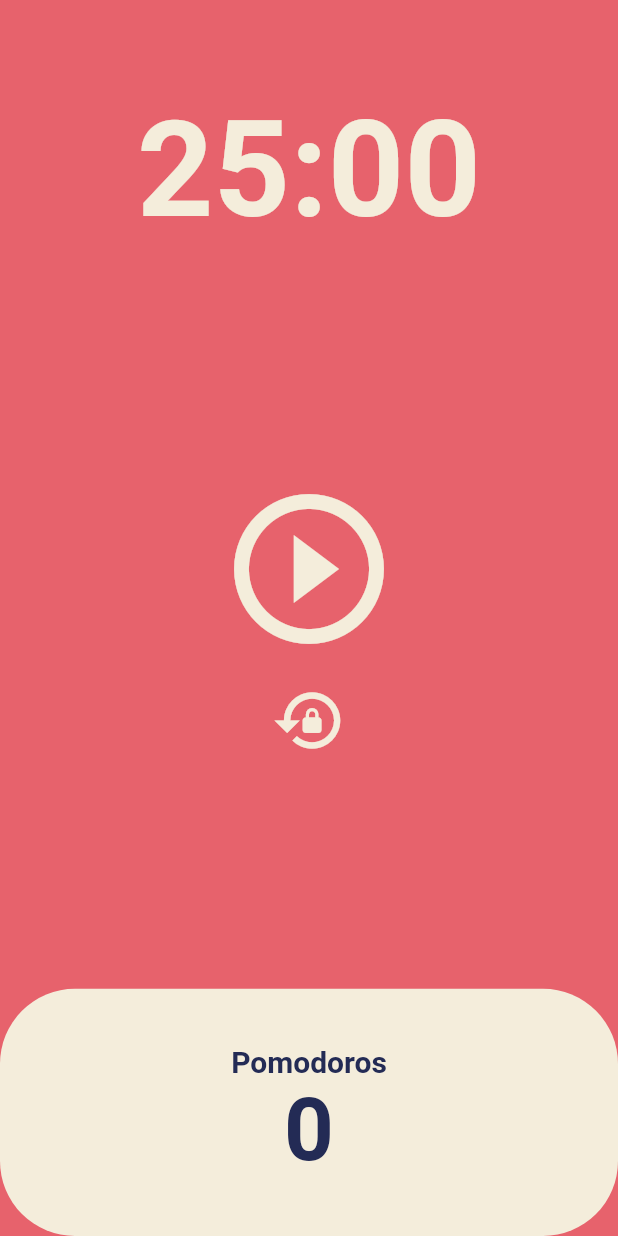
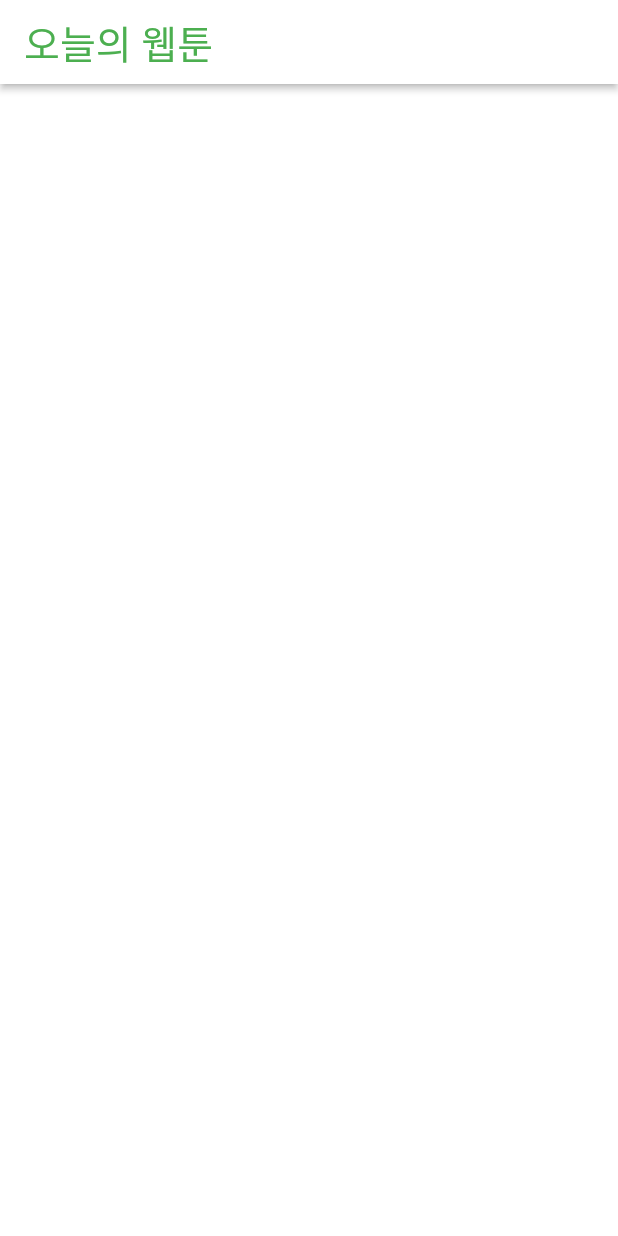
Before and after one commit to mochafreddo/toonflix, a Flutter app: the screen it shows after launch, on a phone screen of 412 x 824 dp. Run offline on Flutter 3.47's test engine with Material 2 defaults, Android fonts, the phone set to English and light mode, and no system bars.

Commit message:
6.1 / WEBTOON APP / AppBar

```diff
--- a/lib/main.dart
+++ b/lib/main.dart
@@ -10,18 +10,8 @@ class App extends StatelessWidget {
 
   @override
   Widget build(BuildContext context) {
-    return MaterialApp(
-      theme: ThemeData(
-        textTheme: const TextTheme(
-          displayLarge: TextStyle(
-            color: Color(0xFF232B55),
-          ),
-        ),
-        cardColor: const Color(0xFFF4EDDB),
-        colorScheme:
-            ColorScheme.fromSwatch(backgroundColor: const Color(0xFFE7626C)),
-      ),
-      home: const HomeScreen(),
+    return const MaterialApp(
+      home: HomeScreen(),
     );
   }
 }
--- a/lib/screens/home_screen.dart
+++ b/lib/screens/home_screen.dart
@@ -1,154 +1,20 @@
-import 'dart:async';
-
 import 'package:flutter/material.dart';
 
-class HomeScreen extends StatefulWidget {
+class HomeScreen extends StatelessWidget {
   const HomeScreen({super.key});
-
-  @override
-  State<HomeScreen> createState() => _HomeScreenState();
-}
-
-class _HomeScreenState extends State<HomeScreen> {
-  static const twentyFiveMinutes = 1500;
-  int totalSeconds = twentyFiveMinutes;
-  bool isRunning = false;
-  int totalPomodoros = 0;
-  late Timer timer;
-
-  void onTick(Timer timer) {
-    if (totalSeconds == 0) {
-      setState(() {
-        totalPomodoros = totalPomodoros + 1;
-        isRunning = false;
-        totalSeconds = twentyFiveMinutes;
-      });
-      timer.cancel();
-    } else {
-      setState(() {
-        totalSeconds = totalSeconds - 1;
-      });
-    }
-  }
-
-  void onStartPressed() {
-    timer = Timer.periodic(
-      const Duration(seconds: 1),
-      onTick,
-    );
-    setState(() {
-      isRunning = true;
-    });
-  }
-
-  void onPausePressed() {
-    timer.cancel();
-    setState(() {
-      isRunning = false;
-    });
-  }
-
-  void onReset() {
-    setState(() {
-      if (isRunning) {
-        timer.cancel();
-        isRunning = false;
-      }
-      totalSeconds = twentyFiveMinutes;
-      totalPomodoros = 0;
-    });
-  }
-
-  String format(int seconds) {
-    var duration = Duration(seconds: seconds);
-    return duration.toString().split(".").first.substring(2, 7);
-  }
 
   @override
   Widget build(BuildContext context) {
     return Scaffold(
-      backgroundColor: Theme.of(context).colorScheme.background,
-      body: Column(
-        children: [
-          Flexible(
-            flex: 1,
-            child: Container(
-              alignment: Alignment.bottomCenter,
-              child: Text(
-                format(totalSeconds),
-                style: TextStyle(
-                  color: Theme.of(context).cardColor,
-                  fontSize: 89,
-                  fontWeight: FontWeight.w600,
-                ),
-              ),
-            ),
-          ),
-          Flexible(
-            flex: 3,
-            child: Center(
-              child: Column(
-                mainAxisAlignment: MainAxisAlignment.center,
-                children: [
-                  IconButton(
-                    iconSize: 120,
-                    color: Theme.of(context).cardColor,
-                    onPressed: isRunning ? onPausePressed : onStartPressed,
-                    icon: Icon(
-                      isRunning
-                          ? Icons.pause_circle_outline
-                          : Icons.play_circle_outline,
-                    ),
-                  ),
-                  IconButton(
-                    iconSize: 50,
-                    color: Theme.of(context).cardColor,
-                    onPressed: onReset,
-                    icon: const Icon(Icons.lock_reset),
-                  ),
-                ],
-              ),
-            ),
-          ),
-          Flexible(
-            flex: 1,
-            child: Row(
-              children: [
-                Expanded(
-                  child: Container(
-                    decoration: BoxDecoration(
-                      color: Theme.of(context).cardColor,
-                      borderRadius: BorderRadius.circular(50),
-                    ),
-                    child: Column(
-                      mainAxisAlignment: MainAxisAlignment.center,
-                      children: [
-                        Text(
-                          'Pomodoros',
-                          style: TextStyle(
-                            fontSize: 20,
-                            fontWeight: FontWeight.w600,
-                            color:
-                                Theme.of(context).textTheme.displayLarge!.color,
-                          ),
-                        ),
-                        Text(
-                          '$totalPomodoros',
-                          style: TextStyle(
-                            fontSize: 58,
-                            fontWeight: FontWeight.w600,
-                            color:
-                                Theme.of(context).textTheme.displayLarge!.color,
-                          ),
-                        ),
-                      ],
-                    ),
-                  ),
-                ),
-              ],
-            ),
-          ),
-        ],
+      backgroundColor: Colors.white,
+      appBar: AppBar(
+        elevation: 2,
+        backgroundColor: Colors.white,
+        foregroundColor: Colors.green,
+        title: const Text(
+          "오늘의 웹툰",
+          style: TextStyle(fontSize: 26),
+        ),
       ),
     );
   }
```
Also changed, not shown: lib/widgets/button.dart (deleted, +0 -37 lines), lib/widgets/currency_card.dart (deleted, +0 -87 lines).
